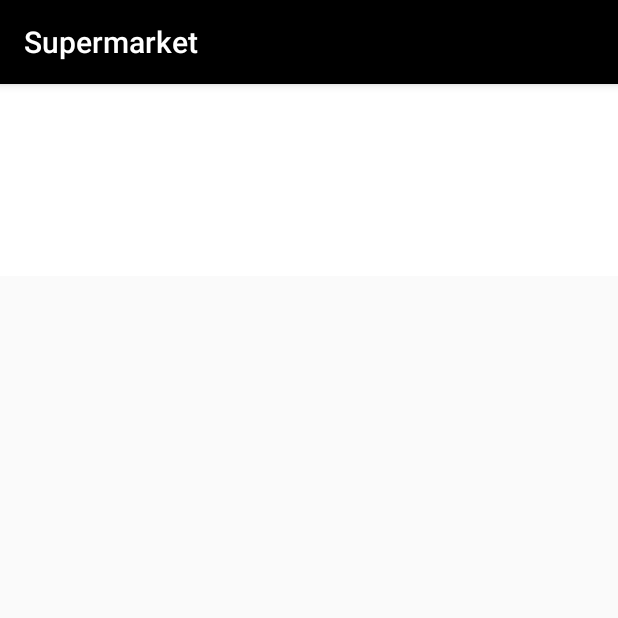
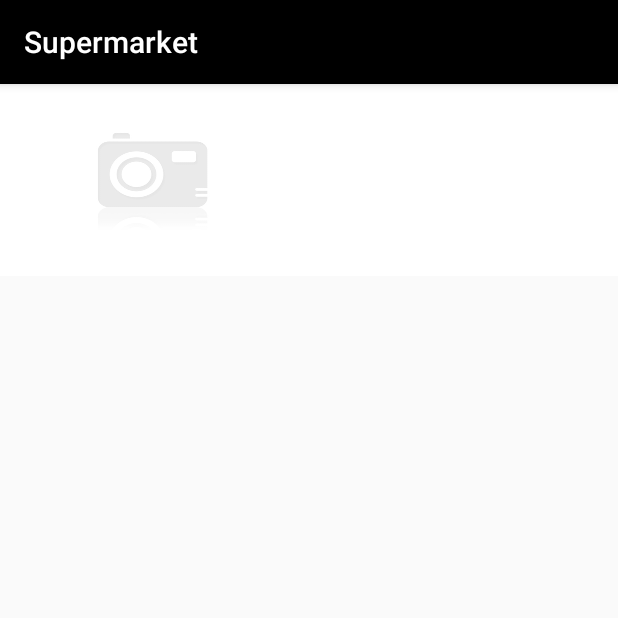
Before and after one commit to HinnHabib/DS_Project_2, an Android app: the HomeActivity screen opened directly, with no data from a screen before it, on a phone screen of 412 x 824 dp, the top half of it. Run offline under Robolectric (Android 15) with nearby library versions, the light colour scheme and no system bars.

Commit message:
image changed

```diff
--- a/Supermarket/app/src/main/res/layout/activity_home.xml
+++ b/Supermarket/app/src/main/res/layout/activity_home.xml
@@ -76,7 +76,7 @@
             android:layout_width="wrap_content"
             android:layout_height="128dp"
             android:layout_weight="1"
-            android:background="@android:color/white"
+            android:background="@drawable/no_image"
 
             android:text="Coupons" />
 
@@ -100,16 +100,16 @@
 
         <ImageView
             android:id="@+id/catalog"
-            android:layout_width="wrap_content"
+            android:layout_width="0dp"
             android:layout_height="128dp"
             android:layout_weight="1"
-            android:background="@android:color/white"
+            android:background="@drawable/no_image"
             android:text="Catalog" />
 
         <ImageView
             android:id="@+id/sale"
             android:layout_width="wrap_content"
-            android:layout_height="128dp"
+            android:layout_height="match_parent"
             android:layout_weight="1"
             android:background="@android:color/white"
             android:text="Sale" />
```
